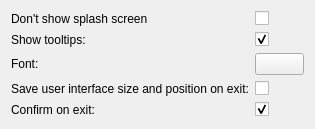
Before: the Qt Designer form Base/QTGUI/Resources/UI/qSlicerSettingsPanel.ui in gezidan/Slicer, drawn with Qt 5.
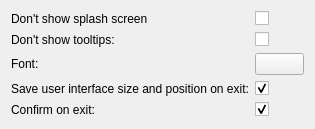
After: the same form once the commit is applied. Custom widgets are drawn as their Qt base class.

Commit message: ENH: Support "show tooltip" settings

What changed in the file:
```diff
--- a/Base/QTGUI/Resources/UI/qSlicerSettingsPanel.ui
+++ b/Base/QTGUI/Resources/UI/qSlicerSettingsPanel.ui
@@ -17,7 +17,7 @@
    <item row="3" column="0">
     <widget class="QLabel" name="ShowToolTipsLabel">
      <property name="text">
-      <string>Show tooltips:</string>
+      <string>Don't show tooltips:</string>
      </property>
     </widget>
    </item>
@@ -26,9 +26,6 @@
      <property name="text">
       <string/>
      </property>
-     <property name="checked">
-      <bool>true</bool>
-     </property>
     </widget>
    </item>
    <item row="2" column="0">
@@ -60,6 +57,9 @@
      <property name="text">
       <string/>
      </property>
+     <property name="checked">
+      <bool>true</bool>
+     </property>
     </widget>
    </item>
    <item row="5" column="0">
```
The commit also changes 4 other files.
